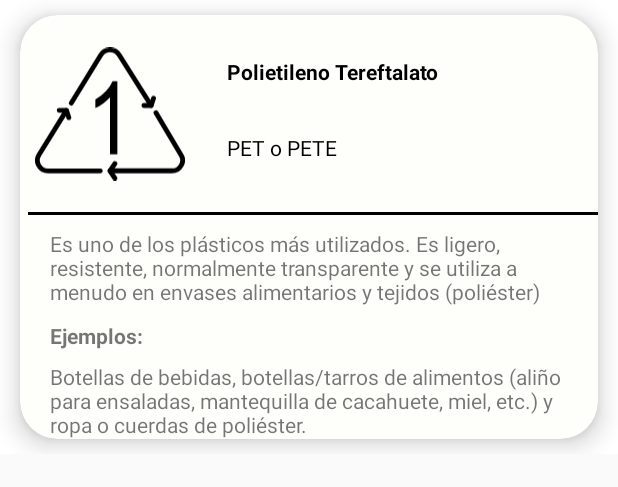
After one commit to CristianF-Asd/ProyectoFinal3, an Android app: the layout list_item.xml on its own in the app's theme, with its tools: preview values and no code run, on a phone screen of 412 x 824 dp. The commit adds this screen. Shown: the top 487 px of the screen. Run offline under Robolectric (Android 15) with nearby library versions, the phone set to English and light mode, and no system bars.

Commit message:
Creacion de tipos de plasticos con recyclerView

```diff
--- /dev/null
+++ b/app/src/main/res/drawable/icon1_pete.xml
@@ -0,0 +1,27 @@
+<vector xmlns:android="http://schemas.android.com/apk/res/android"
+    android:width="147.51dp"
+    android:height="130.85dp"
+    android:viewportWidth="147.51"
+    android:viewportHeight="130.85">
+  <path
+      android:fillColor="#FF000000"
+      android:pathData="M64.24,123.71L13,123.71a12.86,12.86 0,0 1,-11.4 -6.65,12.37 12.37,0 0,1 0.33,-12.71l27,-43.75A2.38,2.38 0,0 1,33.07 62.92l-0.11,0.17 -27,43.76A7.68,7.68 0,0 0,5.76 114.75a8.15,8.15 0,0 0,7.24 4.2L64.24,118.95a2.38,2.38 0,1 1,0 4.76Z"/>
+  <path
+      android:fillColor="#FF000000"
+      android:pathData="M114.2,59.47a2.39,2.39 0,0 1,-2 -1.11L80.81,8.61A8.23,8.23 0,0 0,73.76 4.75h0a8.25,8.25 0,0 0,-7.06 3.84L37.76,55.92a2.38,2.38 0,0 1,-4.14 -2.35l0.08,-0.12 29,-47.39A13,13 0,0 1,73.76 0h0a12.94,12.94 0,0 1,11.1 6.09l31.38,49.74a2.37,2.37 0,0 1,-2 3.64Z"/>
+  <path
+      android:fillColor="#FF000000"
+      android:pathData="M134.54,123.71L73.76,123.71A2.38,2.38 0,1 1,73.76 118.92h60.78a8.13,8.13 0,0 0,7.19 -4.14,7.7 7.7,0 0,0 -0.12,-7.85L116.92,65.45a2.38,2.38 0,0 1,4.09 -2.44l24.68,41.5a12.37,12.37 0,0 1,0.18 12.64A12.84,12.84 0,0 1,134.54 123.71Z"/>
+  <path
+      android:fillColor="#FF000000"
+      android:pathData="M114.2,59.47h-7.13a2.38,2.38 0,1 1,0 -4.76h5.42l1.84,-5.51a2.38,2.38 0,0 1,4.52 1.51l-2.38,7.14A2.39,2.39 0,0 1,114.2 59.47Z"/>
+  <path
+      android:fillColor="#FF000000"
+      android:pathData="M33.32,71.37a2.38,2.38 0,0 1,-2.26 -1.63l-1.84,-5.51L23.76,64.23a2.38,2.38 0,1 1,0 -4.76h7.14a2.4,2.4 0,0 1,2.26 1.63l2.37,7.14a2.38,2.38 0,0 1,-1.5 3A2.4,2.4 0,0 1,33.32 71.37Z"/>
+  <path
+      android:fillColor="#FF000000"
+      android:pathData="M78.52,130.84a2.34,2.34 0,0 1,-2 -1L71.76,122.65a2.39,2.39 0,0 1,0 -2.64L76.54,112.92a2.38,2.38 0,0 1,4 2.64l-3.88,5.82 3.87,5.81a2.37,2.37 0,0 1,-0.66 3.3A2.33,2.33 0,0 1,78.52 130.84Z"/>
+  <path
+      android:fillColor="#FF000000"
+      android:pathData="M81.01,105.02L73.76,105.02v-56a38.66,38.66 0,0 1,-6.69 6,43.7 43.7,0 0,1 -7.71,4.61L59.36,51.12a44.42,44.42 0,0 0,10.52 -8.35,31.88 31.88,0 0,0 6.42,-9.62h4.69Z"/>
+</vector>
--- /dev/null
+++ b/app/src/main/res/layout/list_item.xml
@@ -0,0 +1,127 @@
+<?xml version="1.0" encoding="utf-8"?>
+<androidx.constraintlayout.widget.ConstraintLayout xmlns:android="http://schemas.android.com/apk/res/android"
+    xmlns:app="http://schemas.android.com/apk/res-auto"
+    xmlns:tools="http://schemas.android.com/tools"
+    android:id="@+id/line"
+    android:layout_width="match_parent"
+    android:layout_height="wrap_content"
+    android:background="@color/white">
+
+    <androidx.cardview.widget.CardView
+        android:layout_width="385dp"
+        android:layout_height="wrap_content"
+        android:layout_margin="10dp"
+        android:padding="10dp"
+        android:outlineAmbientShadowColor="@color/black"
+        app:cardBackgroundColor="#FEFFFB"
+        app:cardCornerRadius="25dp"
+        app:cardElevation="10dp"
+        app:layout_constraintBottom_toBottomOf="parent"
+        app:layout_constraintEnd_toEndOf="parent"
+        app:layout_constraintStart_toStartOf="parent"
+        app:layout_constraintTop_toTopOf="parent">
+
+
+        <androidx.constraintlayout.widget.ConstraintLayout
+            android:layout_width="match_parent"
+            android:layout_height="match_parent">
+
+            <ImageView
+                android:id="@+id/imageView"
+                android:layout_width="100dp"
+                android:layout_height="100dp"
+                android:layout_marginStart="10dp"
+                app:layout_constraintBottom_toBottomOf="parent"
+                app:layout_constraintEnd_toEndOf="parent"
+                app:layout_constraintHorizontal_bias="0.0"
+                app:layout_constraintStart_toStartOf="parent"
+                app:layout_constraintTop_toTopOf="parent"
+                app:layout_constraintVertical_bias="0.087"
+                app:srcCompat="@drawable/icon1_pete" />
+
+            <TextView
+                android:id="@+id/fullName"
+                android:layout_width="wrap_content"
+                android:layout_height="wrap_content"
+                android:layout_marginStart="28dp"
+                android:layout_marginTop="28dp"
+                android:text="@string/full_name_1"
+                android:textColor="@color/black"
+                android:textStyle="bold"
+                app:layout_constraintStart_toEndOf="@+id/imageView"
+                app:layout_constraintTop_toTopOf="parent" />
+
+            <TextView
+                android:id="@+id/abbrName"
+                android:layout_width="wrap_content"
+                android:layout_height="wrap_content"
+                android:layout_marginStart="44dp"
+                android:layout_marginTop="31dp"
+                android:layout_marginEnd="190dp"
+                android:text="@string/abbreviation_name_1"
+                android:textColor="@color/black"
+                app:layout_constraintEnd_toEndOf="parent"
+                app:layout_constraintStart_toEndOf="@+id/imageView"
+                app:layout_constraintTop_toBottomOf="@+id/fullName" />
+
+            <androidx.constraintlayout.widget.ConstraintLayout
+                android:id="@+id/expanded_layout"
+                android:layout_width="match_parent"
+                android:layout_height="match_parent"
+                android:layout_marginVertical="10dp"
+                android:layout_marginTop="20dp"
+                app:layout_constraintEnd_toEndOf="parent"
+                app:layout_constraintStart_toStartOf="parent"
+                app:layout_constraintTop_toBottomOf="@+id/imageView"
+                app:layout_constraintVertical_bias="0.111">
+
+
+                <View
+                    android:id="@+id/underline"
+                    android:layout_width="wrap_content"
+                    android:layout_height="2dp"
+                    android:layout_margin="5dp"
+                    android:layout_marginStart="5dp"
+                    android:layout_marginTop="4dp"
+                    android:background="@color/black"
+                    app:layout_constraintStart_toStartOf="parent"
+                    app:layout_constraintTop_toTopOf="parent" />
+
+                <TextView
+                    android:id="@+id/tv_description"
+                    android:layout_width="match_parent"
+                    android:layout_height="wrap_content"
+                    android:layout_marginStart="20dp"
+                    android:layout_marginTop="9dp"
+                    android:text="@string/description_1"
+                    app:layout_constraintStart_toStartOf="parent"
+                    app:layout_constraintTop_toBottomOf="@+id/underline" />
+
+                <TextView
+                    android:id="@+id/textView2"
+                    android:layout_width="wrap_content"
+                    android:layout_height="wrap_content"
+                    android:layout_marginStart="20dp"
+                    android:layout_marginTop="10dp"
+                    android:text="Ejemplos:"
+                    android:textStyle="bold"
+                    app:layout_constraintStart_toStartOf="parent"
+                    app:layout_constraintTop_toBottomOf="@+id/tv_description" />
+
+                <TextView
+                    android:id="@+id/tv_example"
+                    android:layout_width="match_parent"
+                    android:layout_height="wrap_content"
+
+                    android:layout_marginStart="20dp"
+                    android:layout_marginTop="8dp"
+                    android:text="@string/example_1"
+                    app:layout_constraintStart_toStartOf="parent"
+                    app:layout_constraintTop_toBottomOf="@+id/textView2" />
+
+            </androidx.constraintlayout.widget.ConstraintLayout>
+
+        </androidx.constraintlayout.widget.ConstraintLayout>
+    </androidx.cardview.widget.CardView>
+
+</androidx.constraintlayout.widget.ConstraintLayout>
```
Also changed, not shown: app/src/main/res/drawable/icon2_hdpe.xml (added, +27 -0 lines), app/src/main/res/drawable/icon3_pvc.xml (added, +27 -0 lines), app/src/main/res/drawable/icon4_ldpe.xml (added, +27 -0 lines), app/src/main/res/drawable/icon5_pp.xml (added, +27 -0 lines), app/src/main/res/drawable/icon6_ps.xml (added, +27 -0 lines), app/src/main/res/drawable/icon7_otro.xml (added, +27 -0 lines), app/src/main/res/layout/fragment_plastic_types.xml (+6 -4 lines).
